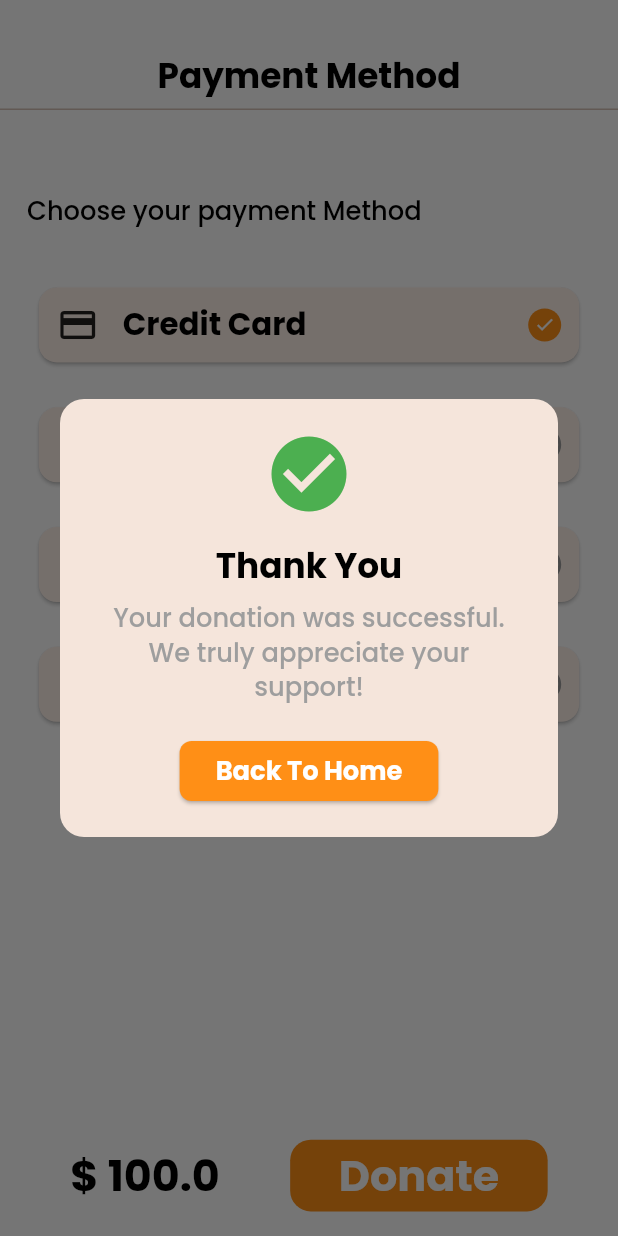
After one commit to Iqra-Ilyas094093/helpo, a Flutter app: the paymentMethod screen opened by its route, after a tap on "Donate", on a phone screen of 412 x 824 dp. The commit adds this screen. Run offline on Flutter 3.47's test engine with Material 3 defaults, Android fonts, the phone set to English and light mode, and no system bars; our stand-ins replace animated_splash_screen, another_flushbar, carousel_slider, firebase_auth, firebase_core, flutter_screenutil and 8 more; accounts and stored records are empty; project files that could hold a hidden picture were left out.

Commit message:
building more components

```diff
--- a/lib/utilites/routes/routes.dart
+++ b/lib/utilites/routes/routes.dart
@@ -1,5 +1,8 @@
 import 'package:flutter/material.dart';
 import 'package:login_design/utilites/routes/routes_name.dart';
+import 'package:login_design/views/pages/home/donateAmount.dart';
+import 'package:login_design/views/pages/home/home.dart';
+import 'package:login_design/views/pages/home/paymentMethods.dart';
 import '../../views/pages/forgotPassword/forgotPassword.dart';
 import '../../views/pages/getStarted/getStarted.dart';
 import '../../views/pages/homeScreen/homeScreen.dart';
@@ -12,6 +15,48 @@ class Routes {
 
   static Route<dynamic> generateRoute(RouteSettings settings) {
     switch(settings.name){
+      case RoutesName.paymentMethod:
+        return PageRouteBuilder(
+          transitionDuration: Duration(milliseconds: 100),
+          pageBuilder: (_, __, ___) => paymentMethod(),
+          reverseTransitionDuration: const Duration(
+            milliseconds: 60,
+          ),
+          transitionsBuilder: (_, animation, __, child) {
+            return FadeTransition(
+              opacity: animation,
+              child: child,
+            );
+          },
+        );
+      case RoutesName.donateAmount:
+        return PageRouteBuilder(
+          transitionDuration: Duration(milliseconds: 100),
+          pageBuilder: (_, __, ___) => donateAmount(),
+          reverseTransitionDuration: const Duration(
+            milliseconds: 60,
+          ),
+          transitionsBuilder: (_, animation, __, child) {
+            return FadeTransition(
+              opacity: animation,
+              child: child,
+            );
+          },
+        );
+      case RoutesName.mainhome:
+        return PageRouteBuilder(
+          transitionDuration: Duration(milliseconds: 100),
+          pageBuilder: (_, __, ___) => home(),
+          reverseTransitionDuration: const Duration(
+            milliseconds: 60,
+          ),
+          transitionsBuilder: (_, animation, __, child) {
+            return FadeTransition(
+              opacity: animation,
+              child: child,
+            );
+          },
+        );
       case RoutesName.forgotPassword:
         return PageRouteBuilder(
           transitionDuration: Duration(milliseconds: 100),
--- a/lib/utilites/routes/routes_name.dart
+++ b/lib/utilites/routes/routes_name.dart
@@ -10,6 +10,9 @@ class RoutesName {
 
   //home screen routes name
   static const String home = 'home_screen' ;
+  static const String donateAmount = 'donateAmount_screen' ;
+  static const String paymentMethod = 'payment_method' ;
+  static const String mainhome = 'mainhome_screen' ;
   static const String verification = 'verificationScreen' ;
   static const String getStarted = 'get_started' ;
   static const String forgotPassword = 'forgot_Password' ;
--- /dev/null
+++ b/lib/views/pages/home/parts/alertbox.dart
@@ -0,0 +1,59 @@
+import 'package:flutter/material.dart';
+import 'package:flutter_screenutil/flutter_screenutil.dart';
+import 'package:login_design/utilites/colors.dart';
+import 'package:login_design/utilites/routes/routes_name.dart';
+import 'package:login_design/views/pages/home/home.dart';
+
+void showDonationSuccessDialog(BuildContext context) {
+  showDialog(
+    context: context,
+    barrierDismissible: false, // Prevent dismissal by tapping outside
+    builder: (BuildContext context) {
+      return AlertDialog(
+        shape: RoundedRectangleBorder(borderRadius: BorderRadius.circular(16)),
+        contentPadding: const EdgeInsets.symmetric(horizontal: 24.0, vertical: 20.0),
+        content: Column(
+          mainAxisSize: MainAxisSize.min,
+          children: [
+            Icon(Icons.check_circle, color: Colors.green, size: 60),
+            const SizedBox(height: 16),
+            Text('Thank You',style: Theme.of(context).textTheme.titleLarge!.copyWith(
+              fontWeight: FontWeight.bold,
+              fontSize: 20.sp,
+            ),
+              textAlign: TextAlign.center,
+            ),
+            const SizedBox(height: 10),
+            Text(
+              'Your donation was successful.\nWe truly appreciate your support!',
+              textAlign: TextAlign.center,
+              style: Theme.of(context).textTheme.headlineSmall!.copyWith(
+                fontWeight: FontWeight.w500,
+                color: Colors.grey.shade500,
+                fontSize: 15.sp,
+              ),
+            ),
+            const SizedBox(height: 20),
+            ElevatedButton(
+              style: ElevatedButton.styleFrom(
+                backgroundColor: primaryColor,
+                shape: RoundedRectangleBorder(
+                  borderRadius: BorderRadius.circular(8),
+                ),
+              ),
+              onPressed: () {
+                Navigator.pushReplacementNamed(context, RoutesName.mainhome); // Close the dialog
+              },
+              child: Text('Back To Home',style: Theme.of(context).textTheme.titleLarge!.copyWith(
+                fontWeight: FontWeight.bold,color: Colors.white,
+                fontSize: 15.sp,
+              ),
+                textAlign: TextAlign.center,
+              ),
+            ),
+          ],
+        ),
+      );
+    },
+  );
+}
--- a/lib/views/pages/home/parts/helper.dart
+++ b/lib/views/pages/home/parts/helper.dart
@@ -79,3 +79,26 @@ List<String> ProfileList = [
   'Notifications',
   'Log Out',
 ];
+
+
+List<String> descr = [
+  'Helping children in orphanages achieve a better lifestyle is an investment in their future and in the strength of our society. These children often grow up without the stability, support, and resources many of us take for granted. By contributing to their care, education, nutrition, and emotional well-being, you give them a chance to thrive—not just survive',
+  "Education is one of the most powerful tools for breaking the cycle of poverty, yet millions of children around the world still lack access to quality learning. By supporting education-focused charities, you are not just providing school supplies or building classrooms—you are opening doors to opportunity, empowerment, and a brighter future. Every donation helps a child learn to read, develop critical thinking skills, and gain the confidence to pursue their dreams",
+  'Distributing food to those in need during challenging times is not just an act of kindness—it’s a vital lifeline for individuals and families facing hardship. Whether due to economic crises, natural disasters, or personal struggles, many people find themselves without the basic means to nourish themselves. By supporting food distribution efforts, you help ensure that no one has to go to bed hungry',
+  'Delivering medical supplies to remote areas is a critical step in bridging the gap between healthcare access and those who need it most. In many isolated communities, basic medical tools, medications, and protective equipment are scarce, leaving residents vulnerable to preventable illnesses and untreated conditions. By supporting efforts to transport essential supplies, you are helping frontline workers save lives, reduce suffering, and respond swiftly to emergencies',
+];
+
+List<String> amount = [
+  '\$50.00',
+  '\$25.00',
+  '\$10.00',
+  '\$5.00',
+];
+
+
+final methods = [
+  {'name': 'Credit Card', 'icon': Icons.credit_card},
+  {'name': 'PayPal', 'icon': Icons.account_balance_wallet},
+  {'name': 'Google Pay', 'icon': Icons.payment},
+  {'name': 'Jazz Cash', 'icon': Icons.payment_sharp},
+];
--- /dev/null
+++ b/lib/views/pages/home/parts/paymentMethodTile.dart
@@ -0,0 +1,75 @@
+import 'package:flutter/material.dart';
+import 'package:flutter_screenutil/flutter_screenutil.dart';
+import 'package:login_design/utilites/colors.dart';
+
+class PaymentMethodTile extends StatelessWidget {
+  final String methodName;
+  final IconData icon;
+  final bool isSelected;
+  final VoidCallback onTap;
+
+  const PaymentMethodTile({
+    Key? key,
+    required this.methodName,
+    required this.icon,
+    required this.isSelected,
+    required this.onTap,
+  }) : super(key: key);
+
+  @override
+  Widget build(BuildContext context) {
+    return GestureDetector(
+      onTap: onTap,
+      child: Padding(
+        padding: const EdgeInsets.symmetric(horizontal: 16.0, vertical: 8.0).h.w,
+        child: Card(
+          child: Container(
+            decoration: BoxDecoration(borderRadius: BorderRadius.circular(12.r)),
+            height: 50,
+            child: Padding(
+              padding: const EdgeInsets.symmetric(horizontal: 12.0),
+              child: Row(
+                children: [
+                  Icon(icon, size: 28),
+                  const SizedBox(width: 16),
+                  Expanded(
+                    child: Text(
+                      methodName,
+                      style: Theme.of(context).textTheme.titleLarge!.copyWith(
+                        fontWeight: FontWeight.bold,
+                        fontSize: 18.sp,
+                      ),
+                    ),
+                  ),
+                  CustomCircularCheckbox(isChecked: isSelected),
+                ],
+              ),
+            ),
+          ),
+        ),
+      ),
+    );
+  }
+}
+
+class CustomCircularCheckbox extends StatelessWidget {
+  final bool isChecked;
+
+  const CustomCircularCheckbox({Key? key, required this.isChecked}) : super(key: key);
+
+  @override
+  Widget build(BuildContext context) {
+    return Container(
+      width: 22,
+      height: 22,
+      decoration: BoxDecoration(
+        shape: BoxShape.circle,
+        border: isChecked?null:Border.all(color: Colors.grey, width: 2),
+        color: isChecked ? primaryColor : Colors.transparent,
+      ),
+      child: isChecked
+          ? Icon(Icons.check, size: 14, color: Colors.white)
+          : null,
+    );
+  }
+}
--- /dev/null
+++ b/lib/views/pages/home/paymentMethods.dart
@@ -0,0 +1,109 @@
+import 'package:flutter/material.dart';
+import 'package:flutter_screenutil/flutter_screenutil.dart';
+import 'package:login_design/utilites/colors.dart';
+import 'package:login_design/views/pages/home/parts/alertbox.dart';
+import 'package:login_design/views/pages/home/parts/helper.dart';
+import 'package:login_design/views/pages/home/parts/paymentMethodTile.dart';
+import 'package:login_design/views/pages/verification/parts/registerButton.dart';
+
+class paymentMethod extends StatefulWidget {
+  const paymentMethod({super.key});
+
+  @override
+  State<paymentMethod> createState() => _paymentMethodState();
+}
+
+class _paymentMethodState extends State<paymentMethod> {
+  int selectedMethod = 0;
+  @override
+  Widget build(BuildContext context) {
+    return Scaffold(
+      bottomNavigationBar: Padding(
+        padding: const EdgeInsets.symmetric(vertical: 12).h.w,
+        child: Row(
+          mainAxisAlignment: MainAxisAlignment.spaceEvenly,
+          children: [
+            Text('\$ 100.0',style: Theme.of(context).textTheme.titleLarge!.copyWith(
+              fontWeight: FontWeight.bold,
+              fontSize: 25.sp,
+            ),),
+            Container(
+              height: 40.h,
+              width: 150.w,
+              decoration: BoxDecoration(
+                color: primaryColor,
+                borderRadius: BorderRadius.circular(12.r),
+              ),
+              child: GestureDetector(
+                onTap: (){
+                  showDonationSuccessDialog(context);
+                },
+                child: Center(
+                  child: Text('Donate',style: Theme.of(context).textTheme.titleLarge!.copyWith(
+                    fontWeight: FontWeight.bold,
+                    color: Colors.white,
+                    fontSize: 25.sp,
+                  ),
+                  textAlign: TextAlign.center,
+                  ),
+                ),
+              ),
+            )
+          ],
+        ),
+      ),
+      body: SafeArea(
+        child: Column(
+          children: [
+            SizedBox(height: 30.h,),
+            Center(
+              child: Text(
+                'Payment Method',
+                style: Theme.of(context).textTheme.titleLarge!.copyWith(
+                  fontWeight: FontWeight.bold,
+                  fontSize: 20.sp,
+                ),
+              ),
+            ),
+            Divider(),
+            SizedBox(height: 20.h,),
+            Padding(
+              padding: const EdgeInsets.symmetric(horizontal: 18.0,vertical: 25),
+              child: Row(
+                mainAxisAlignment: MainAxisAlignment.start,
+                children: [
+                  Text(
+                    'Choose your payment Method',
+                    style: Theme.of(context).textTheme.titleLarge!.copyWith(
+                      fontWeight: FontWeight.w500,
+                      fontSize: 15.sp,
+                    ),
+                    textAlign: TextAlign.start,
+                  ),
+                ],
+              ),
+            ),
+            Expanded(
+              child: ListView.builder(
+                itemCount: methods.length,
+                itemBuilder: (context, index) {
+                  final method = methods[index];
+                  return PaymentMethodTile(
+                    methodName: method['name'] as String,
+                    icon: method['icon'] as IconData,
+                    isSelected: selectedMethod == index,
+                    onTap: () {
+                      setState(() {
+                        selectedMethod = index;
+                      });
+                    },
+                  );
+                },
+              ),
+            ),
+          ],
+        ),
+      ),
+    );
+  }
+}
```
Also changed, not shown: lib/main.dart (+6 -1 lines), lib/views/pages/home/donateAmount.dart (added, +92 -0 lines), lib/views/pages/home/home.dart (+21 -2 lines), lib/views/pages/home/mainMenu.dart (added, +137 -0 lines).
